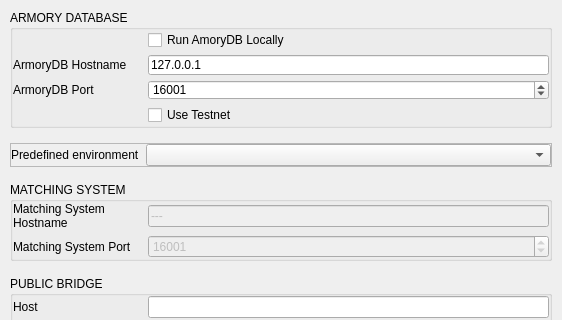
Before: the Qt Designer form BlockSettleUILib/NetworkSettingsPage.ui in BlockSettle/terminal, drawn with Qt 5; both pictures show x 0 to 562 and y 0 to 320 of the 562 by 493 pixel window.
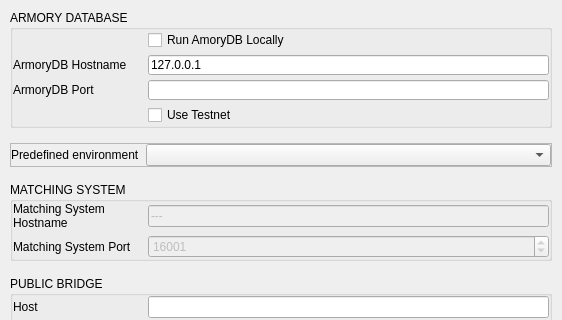
After: the same form once the commit is applied.

Commit message: BST-1658: Armory port settings

```diff
--- a/BlockSettleUILib/NetworkSettingsPage.ui
+++ b/BlockSettleUILib/NetworkSettingsPage.ui
@@ -206,13 +206,7 @@
           </widget>
          </item>
          <item>
-          <widget class="QSpinBox" name="armoryDBPortSpinBox">
-           <property name="maximum">
-            <number>65535</number>
-           </property>
-           <property name="value">
-            <number>16001</number>
-           </property>
+          <widget class="QLineEdit" name="armoryDBPortLineEdit">
           </widget>
          </item>
         </layout>
```
Left out of the diff: 4 changed lines with no effect on the pictures. The commit also changes 7 other files.
